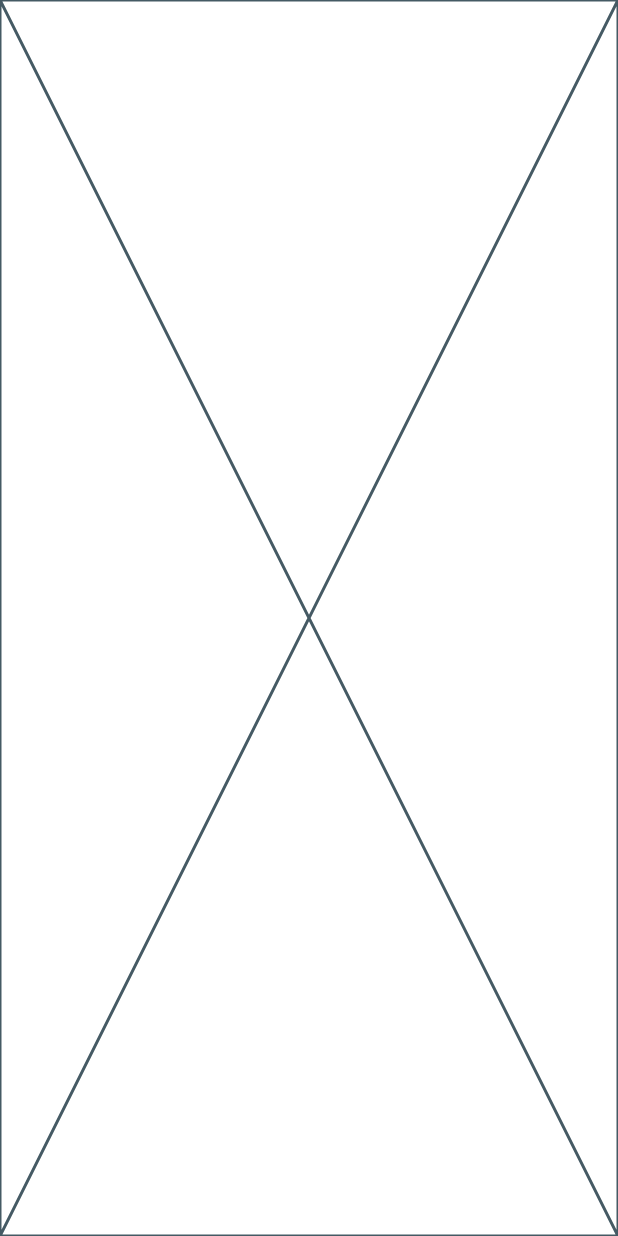
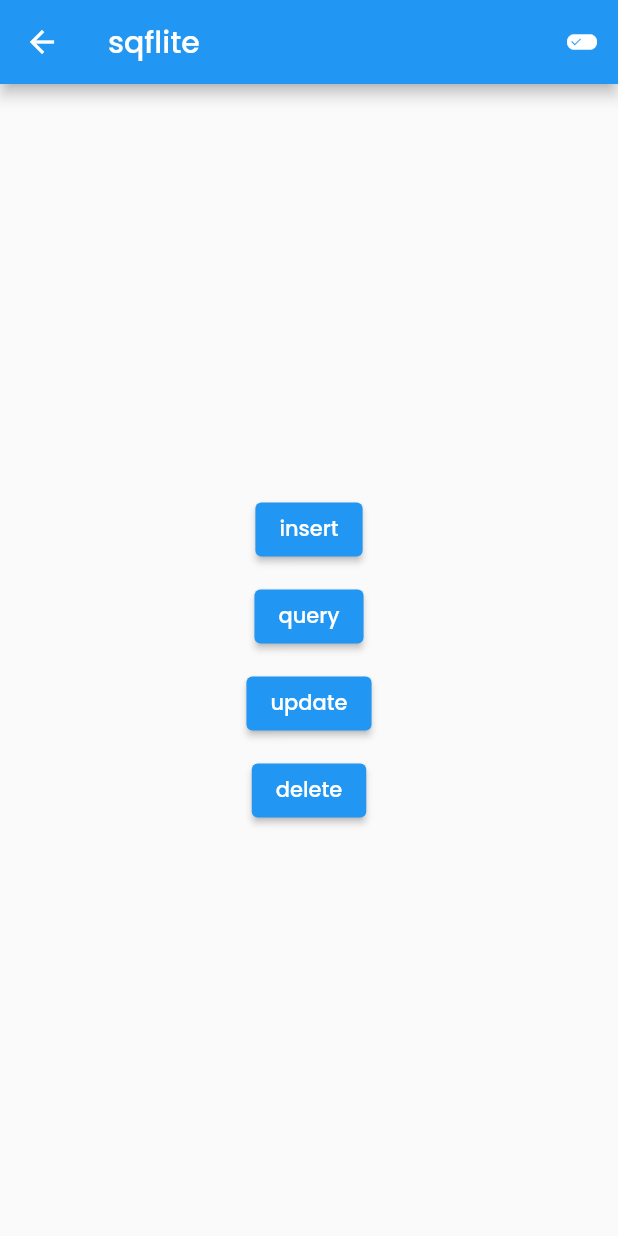
Before and after one commit to Su8ash/TestingFlutter, a Flutter app: the screen it shows after launch, after a tap on "Reorderable List with SQflite", on a phone screen of 412 x 824 dp. Run offline on Flutter 3.47's test engine with Material 2 defaults, Android fonts, the phone set to English and light mode, and no system bars; our stand-ins replace geolocator, go_router, google_fonts, sqflite; accounts and stored records are empty.

Commit message:
Sqflite Example

```diff
--- a/lib/dummy_navigator.dart
+++ b/lib/dummy_navigator.dart
@@ -18,8 +18,20 @@ class DummyNavigatorScreen extends StatelessWidget {
                 child: const Text('Go to the Home screen'),
               ),
               ElevatedButton(
+                onPressed: () => context.push('/MMVReoderableList'),
+                child: const Text('Reorder List Simple Example'),
+              ),
+              ElevatedButton(
+                onPressed: () => context.push('/MMVReoderableListWithSQLLite'),
+                child: const Text('Reorder List With Sqlite'),
+              ),
+              ElevatedButton(
                 onPressed: () => context.push('/reoderableListview'),
                 child: const Text('Reorder List'),
+              ),
+              ElevatedButton(
+                onPressed: () => context.push('/reoderableWithNameList'),
+                child: const Text('Reorder List with NameList'),
               ),
               ElevatedButton(
                 onPressed: () => context.push('/reorderableListWithSqflite'),
--- a/lib/main.dart
+++ b/lib/main.dart
@@ -2,9 +2,10 @@ import 'package:flutter/material.dart';
 import 'package:go_router/go_router.dart';
 import 'package:google_fonts/google_fonts.dart';
 import 'package:test_flutter/dummy_navigator.dart';
-import 'package:test_flutter/geo_locator.dart';
-import 'package:test_flutter/reorder_list.dart';
-import 'package:test_flutter/reorderable_list_with_sqflite.dart';
+import 'package:test_flutter/pages/old/geo_locator.dart';
+import 'package:test_flutter/pages/old/reoderable_list_with_namelist.dart';
+import 'package:test_flutter/pages/old/reorder_list.dart';
+import 'package:test_flutter/pages/old/reorderable_list_with_sqflite.dart';
 
 void main() {
   runApp(const MyApp());
@@ -27,13 +28,31 @@ final GoRouter _router = GoRouter(
           },
         ),
         GoRoute(
+          path: 'reoderableWithNameList',
+          builder: (BuildContext context, GoRouterState state) {
+            return const ReorderableWithNameList();
+          },
+        ),
+        GoRoute(
           path: 'reorderableListWithSqflite',
           builder: (BuildContext context, GoRouterState state) {
-            return const ReorderableListWithSqflite();
+            return ReorderableListWithSqflite();
           },
         ),
         GoRoute(
           path: 'geoLocator',
+          builder: (BuildContext context, GoRouterState state) {
+            return const GeoLocator();
+          },
+        ),
+        GoRoute(
+          path: 'MMVReoderableList',
+          builder: (BuildContext context, GoRouterState state) {
+            return const GeoLocator();
+          },
+        ),
+        GoRoute(
+          path: 'MMVReoderableListWithSQLLite',
           builder: (BuildContext context, GoRouterState state) {
             return const GeoLocator();
           },
--- /dev/null
+++ b/lib/pages/old/reorderable_list_with_sqflite.dart
@@ -0,0 +1,122 @@
+import 'dart:convert';
+import 'dart:developer';
+
+import 'package:flutter/material.dart';
+import 'package:test_flutter/utils/old/database_helper.dart';
+
+class ReorderableListWithSqflite extends StatefulWidget {
+  const ReorderableListWithSqflite({super.key});
+
+  @override
+  State<ReorderableListWithSqflite> createState() =>
+      _ReorderableListWithSqfliteState();
+}
+
+class _ReorderableListWithSqfliteState
+    extends State<ReorderableListWithSqflite> {
+  final dbHelper = DatabaseHelper();
+
+  List names = [];
+
+  // homepage layout
+  @override
+  Widget build(BuildContext context) {
+    WidgetsBinding.instance.addPostFrameCallback((_) async {
+      WidgetsFlutterBinding.ensureInitialized();
+      await dbHelper.init();
+    });
+
+    return Scaffold(
+      appBar: AppBar(
+        title: const Text('sqflite'),
+        actions: [
+          IconButton(
+            onPressed: () async {
+              List nameList = await _query();
+              setState(() {
+                names = nameList;
+              });
+
+              log(jsonEncode(names));
+            },
+            icon: Icon(
+              Icons.edit_attributes,
+            ),
+          )
+        ],
+      ),
+      body: Center(
+        child: Column(
+          mainAxisAlignment: MainAxisAlignment.center,
+          children: <Widget>[
+            ...List.generate(names.length, (index) {
+              return Container(
+                child: Text(names[index]['name']),
+              );
+            }),
+            ElevatedButton(
+              onPressed: _insert,
+              child: const Text('insert'),
+            ),
+            const SizedBox(height: 10),
+            ElevatedButton(
+              onPressed: _query,
+              child: const Text('query'),
+            ),
+            const SizedBox(height: 10),
+            ElevatedButton(
+              onPressed: _update,
+              child: const Text('update'),
+            ),
+            const SizedBox(height: 10),
+            ElevatedButton(
+              onPressed: _delete,
+              child: const Text('delete'),
+            ),
+          ],
+        ),
+      ),
+    );
+  }
+
+  // Button onPressed methods
+
+  void _insert() async {
+    // row to insert
+    Map<String, dynamic> row = {
+      DatabaseHelper.name: "suabash",
+    };
+    final id = await dbHelper.insert(row);
+    debugPrint('inserted row id: $id');
+  }
+
+  Future<List> _query() async {
+    final allRows = await dbHelper.queryAllRows();
+    debugPrint('query all rows:');
+    for (final row in allRows) {
+      debugPrint(row.toString());
+    }
+    return allRows;
+
+    for (final row in allRows) {
+      debugPrint(row.toString());
+    }
+  }
+
+  void _update() async {
+    // row to update
+    Map<String, dynamic> row = {
+      DatabaseHelper.id: 1,
+      DatabaseHelper.name: 'Mary',
+    };
+    final rowsAffected = await dbHelper.update(row);
+    debugPrint('updated $rowsAffected row(s)');
+  }
+
+  void _delete() async {
+    // Assuming that the number of rows is the id for the last row.
+    final id = await dbHelper.queryRowCount();
+    final rowsDeleted = await dbHelper.delete(id);
+    debugPrint('deleted $rowsDeleted row(s): row $id');
+  }
+}
--- a/lib/reorderable_list_with_sqflite.dart
+++ /dev/null
@@ -1,18 +0,0 @@
-import 'package:flutter/src/widgets/framework.dart';
-import 'package:flutter/src/widgets/placeholder.dart';
-
-class ReorderableListWithSqflite extends StatefulWidget {
-  const ReorderableListWithSqflite({super.key});
-
-  @override
-  State<ReorderableListWithSqflite> createState() =>
-      _ReorderableListWithSqfliteState();
-}
-
-class _ReorderableListWithSqfliteState
-    extends State<ReorderableListWithSqflite> {
-  @override
-  Widget build(BuildContext context) {
-    return const Placeholder();
-  }
-}
--- /dev/null
+++ b/lib/utils/old/database_helper.dart
@@ -0,0 +1,84 @@
+import 'dart:developer';
+
+import 'package:path/path.dart';
+import 'package:sqflite/sqflite.dart';
+import 'package:path_provider/path_provider.dart';
+
+class DatabaseHelper {
+  static const databaseName = "MyDatabase.db";
+  static const _databaseVersion = 1;
+
+  static const table = 'names';
+
+  static const id = 'id';
+  static const name = 'name';
+
+  late Database database;
+
+  // this opens the database (and creates it if it doesn't exist)
+  Future<void> init() async {
+    log("Inisode Unit");
+
+    final documentsDirectory = await getApplicationDocumentsDirectory();
+    final path = join(documentsDirectory.path, databaseName);
+    database = await openDatabase(
+      path,
+      version: _databaseVersion,
+      onCreate: _onCreate,
+    );
+  }
+
+  // SQL code to create the database table
+  Future _onCreate(Database db, int version) async {
+    await db.execute('''
+          CREATE TABLE $table (
+            $id INTEGER PRIMARY KEY,
+            $name TEXT NOT NULL
+          )
+          ''');
+  }
+
+  // Helper methods
+
+  // Inserts a row in the database where each key in the Map is a column name
+  // and the value is the column value. The return value is the id of the
+  // inserted row.
+  Future<int> insert(Map<String, dynamic> row) async {
+    return await database.insert(table, row);
+  }
+
+  // All of the rows are returned as a list of maps, where each map is
+  // a key-value list of columns.
+  Future<List<Map<String, dynamic>>> queryAllRows() async {
+    return await database.query(table);
+  }
+
+  // All of the methods (insert, query, update, delete) can also be done using
+  // raw SQL commands. This method uses a raw query to give the row count.
+  Future<int> queryRowCount() async {
+    final results = await database.rawQuery('SELECT COUNT(*) FROM $table');
+    return Sqflite.firstIntValue(results) ?? 0;
+  }
+
+  // We are assuming here that the id column in the map is set. The other
+  // column values will be used to update the row.
+  Future<int> update(Map<String, dynamic> row) async {
+    int rowID = row[id];
+    return await database.update(
+      table,
+      row,
+      where: '$rowID = ?',
+      whereArgs: [rowID],
+    );
+  }
+
+  // Deletes the row specified by the id. The number of affected rows is
+  // returned. This should be 1 as long as the row exists.
+  Future<int> delete(int id) async {
+    return await database.delete(
+      table,
+      where: '$id = ?',
+      whereArgs: [id],
+    );
+  }
+}
--- a/pubspec.yaml
+++ b/pubspec.yaml
@@ -40,6 +40,8 @@ dependencies:
   geolocator: ^9.0.2
   google_fonts: ^4.0.3
   sqflite: ^2.2.6
+  path_provider: ^2.0.14
+  path: ^1.8.2
 
 dev_dependencies:
   flutter_test:
```
Also changed, not shown: lib/model/namelist.dart (added, +35 -0 lines), lib/pages/old/reoderable_list_with_namelist.dart (added, +222 -0 lines), lib/pages/old/reorder_list.dart (renamed from lib/reorder_list.dart, +13 -2 lines), lib/pages/old/sqflite_demo.dart (added, +22 -0 lines), lib/utils/old/database_helper_v1.dart (added, +82 -0 lines), lib/pages/old/geo_locator.dart (renamed from lib/geo_locator.dart), pubspec.lock.
